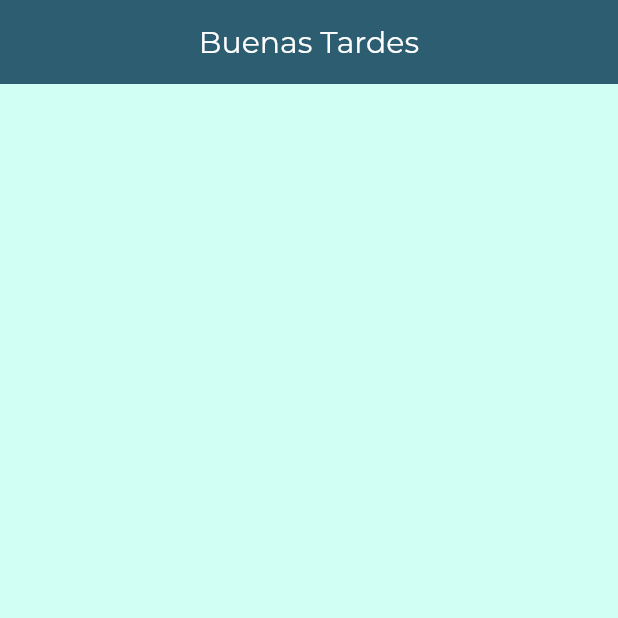
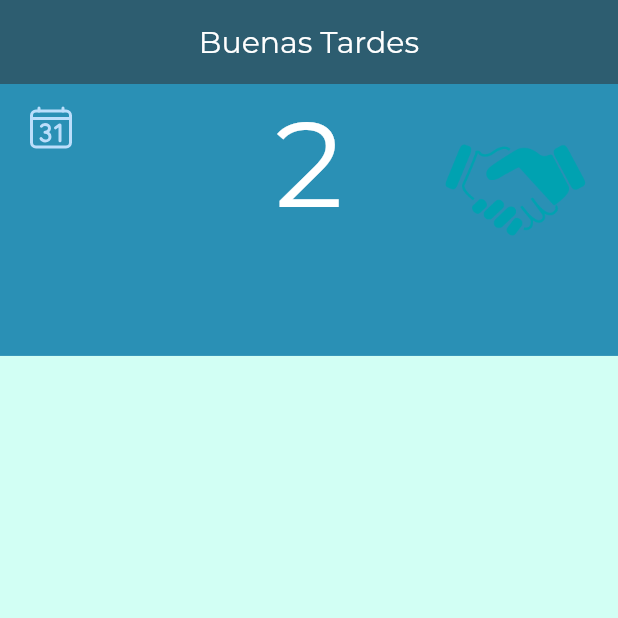
Before and after one commit to FSALVA157/fl_mediadores, a Flutter app: the screen it shows after launch, after a tap on "Log In", on a phone screen of 412 x 824 dp, the top half of it. Run offline on Flutter 3.47's test engine with Material 2 defaults, Android fonts, the phone set to English and light mode, and no system bars; our stand-ins replace ionicons.

Commit message:
encabezado animado de cuerpo de la app

```diff
--- a/lib/screens/home_screen.dart
+++ b/lib/screens/home_screen.dart
@@ -1,4 +1,6 @@
 import 'package:fl_mediadores_app/utiles/constants.dart';
+//import 'package:fl_mediadores_app/widgets/widgets.dart';
+
 import 'package:flutter/material.dart';
 import 'package:ionicons/ionicons.dart';
 
@@ -32,18 +34,39 @@ class _customBody extends StatelessWidget {
   @override
   Widget build(BuildContext context) {
     final size = MediaQuery.of(context).size;
-    double maximo = size.height  * 0.25;
-    double minimo = size.height  * 0.10;
+    double maximo = size.height  * 0.22;
+    double minimo = size.height  * 0.14;
 
     return  CustomScrollView(
+      physics: BouncingScrollPhysics(),
       slivers: <Widget>[
         SliverPersistentHeader(
           pinned: true,
           delegate: AppBarSecondary(max: maximo, min: minimo)
           ),
+        SliverList(
+          delegate: SliverChildListDelegate(
+            [
+              _bodyOptions(),
+              SizedBox(height: 1000,)
+            ]
+          )
+          )
       ],
     );
   }
+
+  ExpansionPanelList _bodyOptions(){
+          return  ExpansionPanelList.radio(
+            animationDuration: Duration(milliseconds: 500),
+            expandedHeaderPadding: EdgeInsets.all(10),
+            elevation: 3,
+            children: [
+              //ExpansionPanelRadio(value: value, headerBuilder: headerBuilder, body: body)
+            ],
+          );
+    }
+
 }
 
 class AppBarSecondary extends SliverPersistentHeaderDelegate {
@@ -56,27 +79,44 @@ class AppBarSecondary extends SliverPersistentHeaderDelegate {
 
   @override
   Widget build(BuildContext context, double shrinkOffset, bool overlapsContent) {
-    // TODO: implement build
-    return Material(
-      color: kTerceryColor,
-      // child: Row(
-      //   children: [
-      //     IconButton(
-      //       onPressed: () {},
-      //      icon: Icon(Ionicons.push_outline)
-      //      ),
-      //   ],
+    final progress = shrinkOffset/maxExtent;
+
+    return Align(
+      alignment: Alignment.center,
+      child: Material(
+        child: Container(
+          height: this.max,
+          color: kTerceryColor,
+          child: Stack(
+            children: [
+                Positioned(
+                  top: 5,
+                  left: 10,
+                  child: AnimatedButton(progress: progress)),
+                Positioned(
+                  top: 5,
+                  left: 0,
+                  right: 0,
+                  child: AnimatedText(progress: progress)),
+                Positioned(
+                  top: 5,
+                  right: 10,
+                  child: AnimatedWidget(progress: progress))
+            ],
+          )
+          ),
+        ),
       //),
     );
   }
 
   @override
-  // TODO: implement maxExtent
-  double get maxExtent => 150;
+
+  double get maxExtent => this.max;
 
   @override
-  // TODO: implement minExtent
-  double get minExtent => 100;
+
+  double get minExtent => this.min;
 
   @override
   bool shouldRebuild(covariant SliverPersistentHeaderDelegate oldDelegate) {
@@ -88,3 +128,107 @@ class AppBarSecondary extends SliverPersistentHeaderDelegate {
 
 
 }
+
+
+class AnimatedWidget extends StatelessWidget {
+  final double progress;
+
+  const AnimatedWidget({Key? key, required this.progress}) : super(key: key);
+
+  @override
+  Widget build(BuildContext context) {
+    final double _currentImageSize = (120 * (1 - this.progress)).clamp(95, 120);
+
+    return AnimatedContainer(
+      duration: const Duration(milliseconds: 100),
+      margin: const EdgeInsets.only(bottom: 20),
+      width: _currentImageSize,
+      height: _currentImageSize,
+      decoration: const BoxDecoration(
+        shape: BoxShape.circle,
+        //color: Colors.black38,
+        image: DecorationImage(
+          image: AssetImage('assets/manos.png'),
+          fit: BoxFit.fill
+          )
+      ),
+      alignment: Alignment.lerp(
+          Alignment.bottomCenter,
+          Alignment.topCenter,
+          progress),
+      );
+  }
+}
+
+class AnimatedText extends StatelessWidget {
+final double progress;
+
+  const AnimatedText({
+    Key? key, required this.progress,
+  }) : super(key: key);
+
+  @override
+  Widget build(BuildContext context) {
+ //   final loginProvider = Provider.of<LoginProvider>(context);
+   // final String nombre = loginProvider.correo;
+
+    //print(nombre);
+    return AnimatedContainer(
+      duration:const Duration(milliseconds: 100),
+       alignment: Alignment.lerp(
+          Alignment.topCenter,
+          Alignment.bottomCenter,
+          progress),
+        child: Text(
+              '2',
+              textAlign: TextAlign.center,
+              maxLines: 2,
+              style: TextStyle.lerp(
+                Theme.of(context)
+                    .textTheme
+                    .headline5!
+                    .copyWith(color: Colors.white, overflow: TextOverflow.clip, fontSize: 80),
+                Theme.of(context)
+                    .textTheme
+                    .headline6!
+                    .copyWith(color: Colors.white,fontSize: 50),
+                progress,
+              ),
+        ),
+
+      );
+  }
+}
+
+
+class AnimatedButton extends StatelessWidget {
+final double progress;
+
+  const AnimatedButton({
+    Key? key, required this.progress,
+  }) : super(key: key);
+
+  @override
+  Widget build(BuildContext context) {
+ //   final double _currentImageSize = (120 * (1 - this.progress)).clamp(95, 120);
+ //   final loginProvider = Provider.of<LoginProvider>(context);
+   // final String nombre = loginProvider.correo;
+
+    //print(nombre);
+    return AnimatedContainer(
+      duration:const Duration(milliseconds: 100),
+       alignment: Alignment.lerp(
+          Alignment.center,
+          Alignment.topCenter,
+          progress),
+        child: IconButton(
+          onPressed: () {},
+          icon: Icon(Ionicons.calendar_number_outline,
+           size: (80 * (1 - this.progress)).clamp(55, 80),
+           color: Colors.blue[100]
+           ,)
+          )
+
+      );
+  }
+}
--- /dev/null
+++ b/lib/widgets/animated_widget.dart
@@ -0,0 +1,31 @@
+import 'package:flutter/material.dart';
+
+class AnimatedWidget extends StatelessWidget {
+  final double progress;
+
+  const AnimatedWidget({Key? key, required this.progress}) : super(key: key);
+
+  @override
+  Widget build(BuildContext context) {
+    final double _currentImageSize = (120 * (1 - this.progress)).clamp(95, 120);
+
+    return AnimatedContainer(
+      duration: const Duration(milliseconds: 100),
+      margin: const EdgeInsets.only(bottom: 20),
+      width: _currentImageSize,
+      height: _currentImageSize,
+      decoration: const BoxDecoration(
+        shape: BoxShape.rectangle,
+        color: Colors.black38,
+        image: DecorationImage(
+          image: AssetImage('assets/manos.png'),
+          fit: BoxFit.fill
+          )
+      ),
+      alignment: Alignment.lerp(
+          Alignment.bottomCenter,
+          Alignment.topCenter,
+          progress),
+      );
+  }
+}
--- /dev/null
+++ b/lib/widgets/widgets.dart
@@ -0,0 +1,2 @@
+export 'package:fl_mediadores_app/widgets/animated_widget.dart';
+export 'package:fl_mediadores_app/widgets/background_auth.dart';
```
